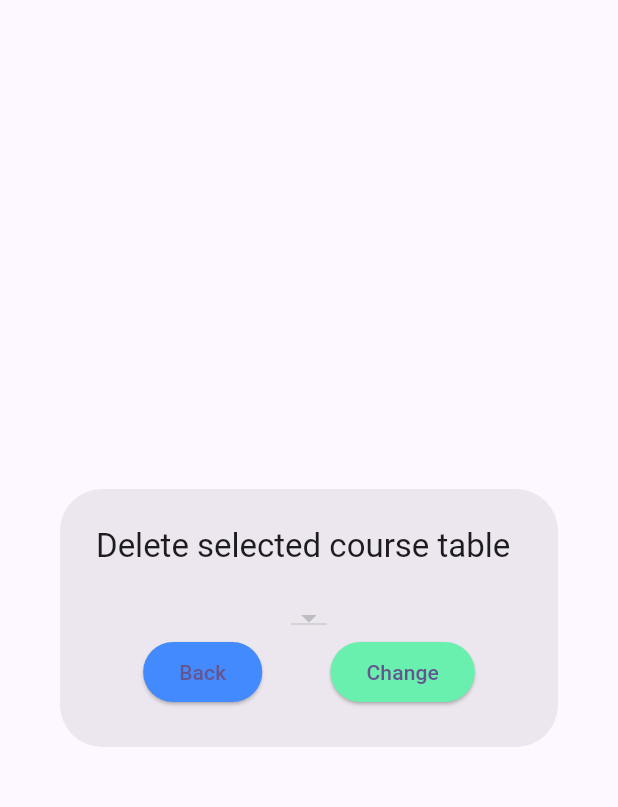
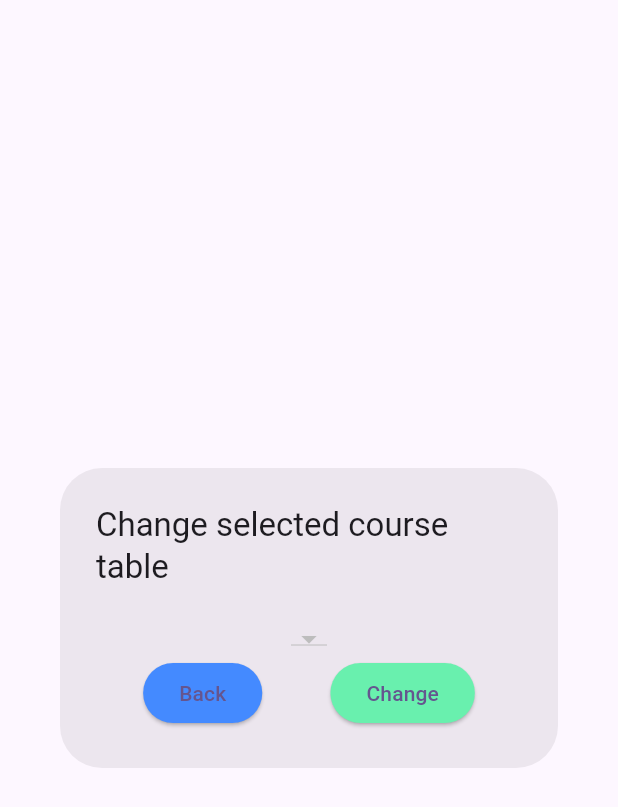
Before and after one commit to gaogao-qwq/flutter_course_table, a Flutter app: the ChangeCurrentCourseTable widget shown alone on an empty page, opened directly with empty values, on a phone screen of 412 x 824 dp. Shown: the top 807 px of the screen. Run offline on Flutter 3.47's test engine with Material 2 defaults, Android fonts, the phone set to English and light mode, and no system bars; our stand-ins replace flutter_screenutil, flutter_spinkit, loader_overlay, shared_preferences; missing offline and left inert: spannable_grid; accounts and stored records are empty.

Commit message:
Chore: Fix wrong title text

```diff
--- a/lib/pages/home_page/change_current_course_table_dialog.dart
+++ b/lib/pages/home_page/change_current_course_table_dialog.dart
@@ -27,7 +27,7 @@ class _ChangeCurrentCourseTableState extends State<ChangeCurrentCourseTable> {
   @override
   Widget build(BuildContext context) {
     return SimpleDialog(
-      title: const Text("Delete selected course table"),
+      title: const Text("Change selected course table"),
       children: [
         Container(
           padding: const EdgeInsets.all(10),
```
